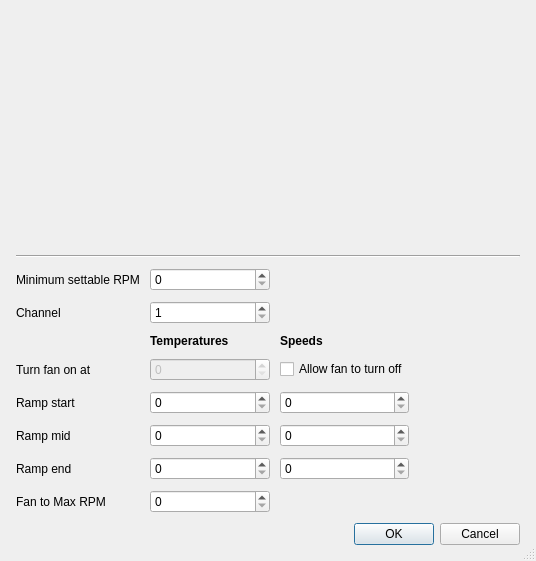
Before: the Qt Designer form gui_softwareautosetup.ui in Shub77/phoebetria-code, drawn with Qt 5.
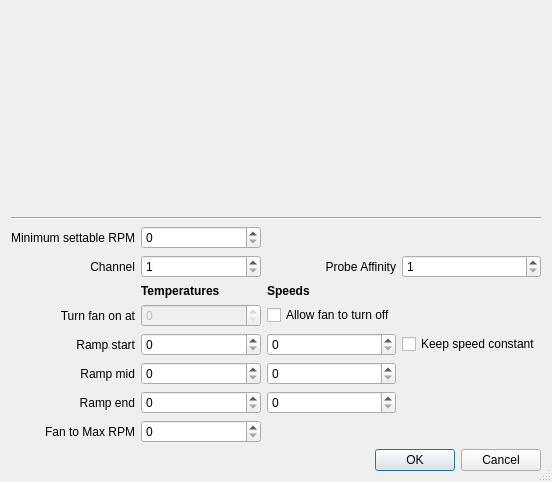
After: the same form once the commit is applied. Custom widgets are drawn as their Qt base class.

Commit message:
Added extra controls to software auto dialog
Probe affinity and Keep fan constant

Diff of the .ui file:
```diff
--- a/gui_softwareautosetup.ui
+++ b/gui_softwareautosetup.ui
@@ -6,8 +6,8 @@
    <rect>
     <x>0</x>
     <y>0</y>
-    <width>536</width>
-    <height>561</height>
+    <width>530</width>
+    <height>474</height>
    </rect>
   </property>
   <property name="windowTitle">
@@ -19,15 +19,7 @@
   <property name="modal">
    <bool>false</bool>
   </property>
-  <layout class="QHBoxLayout" name="horizontalLayout">
-   <item>
     <layout class="QVBoxLayout" name="verticalLayout">
-     <property name="spacing">
-      <number>10</number>
-     </property>
-     <property name="margin">
-      <number>5</number>
-     </property>
      <item>
       <widget class="QCustomPlot" name="widget" native="true">
        <property name="sizePolicy">
@@ -55,6 +47,8 @@
       </widget>
      </item>
      <item>
+    <layout class="QHBoxLayout" name="horizontalLayout">
+     <item>
       <layout class="QGridLayout" name="gridLayout">
        <item row="3" column="2">
         <widget class="QCheckBox" name="checkBox">
@@ -97,6 +91,9 @@
          <property name="text">
           <string>Ramp start</string>
          </property>
+         <property name="alignment">
+          <set>Qt::AlignRight|Qt::AlignTrailing|Qt::AlignVCenter</set>
+         </property>
         </widget>
        </item>
        <item row="5" column="0">
@@ -104,6 +101,9 @@
          <property name="text">
           <string>Ramp mid</string>
          </property>
+         <property name="alignment">
+          <set>Qt::AlignRight|Qt::AlignTrailing|Qt::AlignVCenter</set>
+         </property>
         </widget>
        </item>
        <item row="6" column="2">
@@ -134,6 +134,9 @@
          <property name="text">
           <string>Ramp end</string>
          </property>
+         <property name="alignment">
+          <set>Qt::AlignRight|Qt::AlignTrailing|Qt::AlignVCenter</set>
+         </property>
         </widget>
        </item>
        <item row="7" column="0">
@@ -141,6 +144,9 @@
          <property name="text">
           <string>Fan to Max RPM</string>
          </property>
+         <property name="alignment">
+          <set>Qt::AlignRight|Qt::AlignTrailing|Qt::AlignVCenter</set>
+         </property>
         </widget>
        </item>
        <item row="4" column="2">
@@ -161,6 +167,9 @@
          <property name="text">
           <string>Minimum settable RPM</string>
          </property>
+         <property name="alignment">
+          <set>Qt::AlignRight|Qt::AlignTrailing|Qt::AlignVCenter</set>
+         </property>
         </widget>
        </item>
        <item row="3" column="0">
@@ -168,6 +177,9 @@
          <property name="text">
           <string>Turn fan on at</string>
          </property>
+         <property name="alignment">
+          <set>Qt::AlignRight|Qt::AlignTrailing|Qt::AlignVCenter</set>
+         </property>
         </widget>
        </item>
        <item row="1" column="0">
@@ -175,6 +187,9 @@
          <property name="text">
           <string>Channel</string>
          </property>
+         <property name="alignment">
+          <set>Qt::AlignRight|Qt::AlignTrailing|Qt::AlignVCenter</set>
+         </property>
          <property name="buddy">
           <cstring>spinBox</cstring>
          </property>
@@ -202,6 +217,48 @@
          </property>
         </spacer>
        </item>
+       <item row="1" column="2">
+        <widget class="QLabel" name="label_10">
+         <property name="text">
+          <string>Probe Affinity</string>
+         </property>
+         <property name="alignment">
+          <set>Qt::AlignRight|Qt::AlignTrailing|Qt::AlignVCenter</set>
+         </property>
+        </widget>
+       </item>
+       <item row="1" column="3">
+        <widget class="QSpinBox" name="spinBox_8">
+         <property name="minimum">
+          <number>1</number>
+         </property>
+         <property name="maximum">
+          <number>5</number>
+         </property>
+        </widget>
+       </item>
+       <item row="4" column="3">
+        <widget class="QCheckBox" name="checkBox_2">
+         <property name="text">
+          <string>Keep speed constant</string>
+         </property>
+        </widget>
+       </item>
+      </layout>
+     </item>
+     <item>
+      <spacer name="horizontalSpacer_2">
+       <property name="orientation">
+        <enum>Qt::Horizontal</enum>
+       </property>
+       <property name="sizeHint" stdset="0">
+        <size>
+         <width>18</width>
+         <height>20</height>
+        </size>
+       </property>
+      </spacer>
+     </item>
       </layout>
      </item>
      <item>
@@ -213,8 +270,6 @@
         <set>QDialogButtonBox::Cancel|QDialogButtonBox::Ok</set>
        </property>
       </widget>
-     </item>
-    </layout>
    </item>
   </layout>
  </widget>
```
Lines whose indentation alone changed are shown as unchanged.
